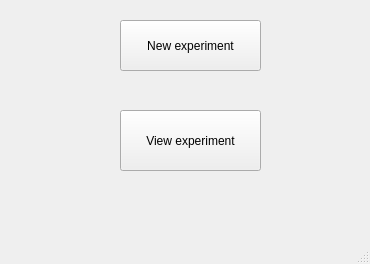
Qt form src/gui/main.ui (gfogwill/FrESH) before a commit.
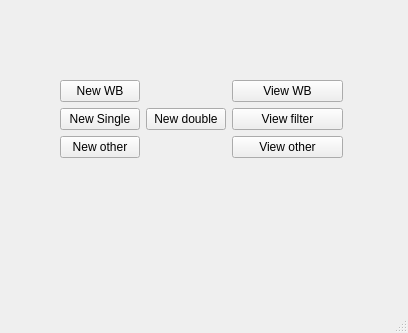
The same form after that commit.

Commit message: feat: option to start single or double experiment

Diff of the .ui file:
```diff
--- a/src/gui/main.ui
+++ b/src/gui/main.ui
@@ -6,39 +6,78 @@
    <rect>
     <x>0</x>
     <y>0</y>
-    <width>370</width>
-    <height>264</height>
+    <width>408</width>
+    <height>333</height>
    </rect>
   </property>
   <property name="windowTitle">
    <string>MainWindow</string>
   </property>
   <widget class="QWidget" name="centralwidget">
-   <widget class="QPushButton" name="newExperimentButton">
+   <widget class="QWidget" name="formLayoutWidget">
     <property name="geometry">
      <rect>
-      <x>120</x>
-      <y>20</y>
-      <width>141</width>
-      <height>51</height>
+      <x>60</x>
+      <y>80</y>
+      <width>283</width>
+      <height>141</height>
      </rect>
     </property>
-    <property name="text">
-     <string>New experiment</string>
-    </property>
-   </widget>
-   <widget class="QPushButton" name="viewExperimentButton">
-    <property name="geometry">
-     <rect>
-      <x>120</x>
-      <y>110</y>
-      <width>141</width>
-      <height>61</height>
-     </rect>
-    </property>
-    <property name="text">
-     <string>View experiment</string>
-    </property>
+    <layout class="QFormLayout" name="formLayout">
+     <item row="0" column="0">
+      <widget class="QPushButton" name="newWBButton">
+       <property name="text">
+        <string>New WB</string>
+       </property>
+      </widget>
+     </item>
+     <item row="0" column="1">
+      <widget class="QPushButton" name="viewWBButton">
+       <property name="text">
+        <string>View WB</string>
+       </property>
+      </widget>
+     </item>
+     <item row="1" column="1">
+      <widget class="QPushButton" name="viewExperimentButton">
+       <property name="text">
+        <string>View filter</string>
+       </property>
+      </widget>
+     </item>
+     <item row="2" column="1">
+      <widget class="QPushButton" name="viewOtherExperimentButton">
+       <property name="text">
+        <string>View other</string>
+       </property>
+      </widget>
+     </item>
+     <item row="1" column="0">
+      <layout class="QHBoxLayout" name="horizontalLayout">
+       <item>
+        <widget class="QPushButton" name="newSingleExperimentButton">
+         <property name="text">
+          <string>New Single</string>
+         </property>
+        </widget>
+       </item>
+       <item>
+        <widget class="QPushButton" name="newDoubleExperimentButton">
+         <property name="text">
+          <string>New double</string>
+         </property>
+        </widget>
+       </item>
+      </layout>
+     </item>
+     <item row="2" column="0">
+      <widget class="QPushButton" name="newOtherButton">
+       <property name="text">
+        <string>New other</string>
+       </property>
+      </widget>
+     </item>
+    </layout>
    </widget>
   </widget>
   <widget class="QMenuBar" name="menubar">
```
Left out of the diff: 2 changed lines with no effect on the pictures. The commit also changes 4 other files.
